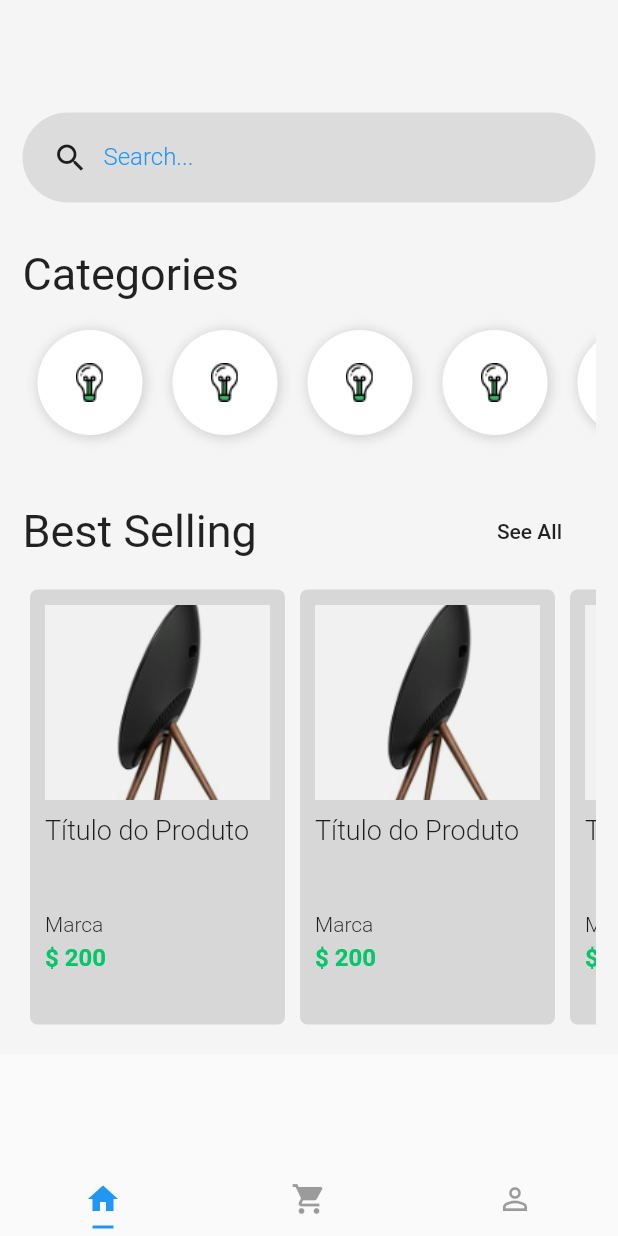
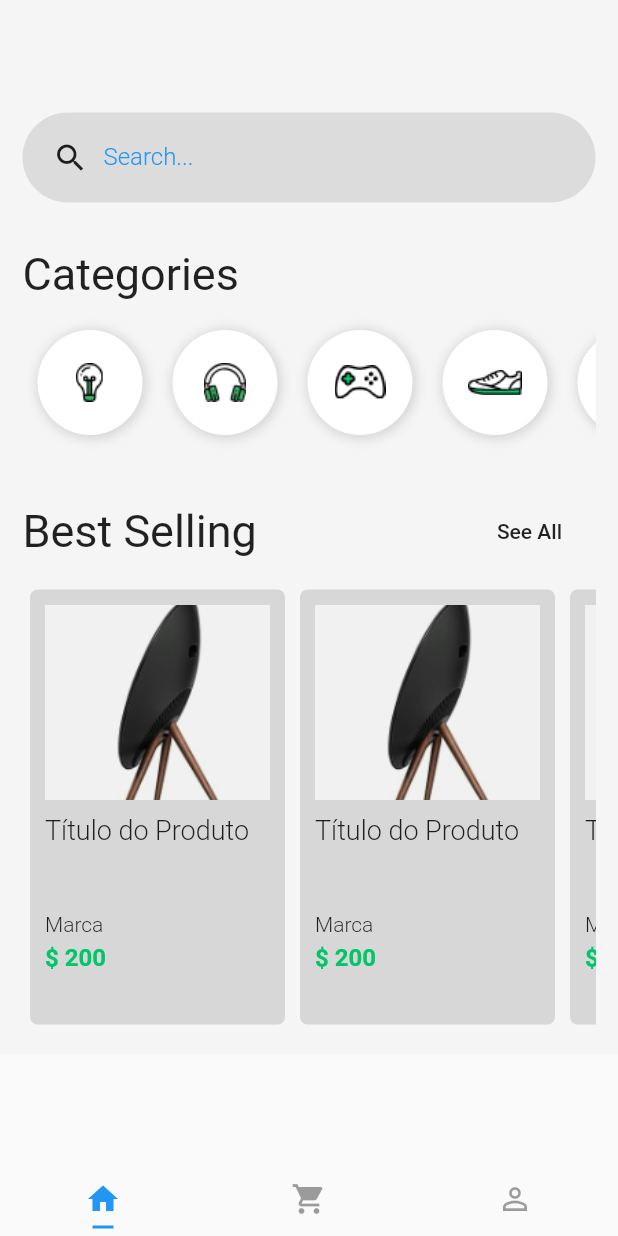
Before and after one commit to MatthausZillig/flutterLayouts, a Flutter app: the screen it shows after launch, on a phone screen of 412 x 824 dp. Run offline on Flutter 3.47's test engine with Material 2 defaults, Android fonts, the phone set to English and light mode, and no system bars.

Commit message:
feature: SOLID

```diff
--- a/layouts/lib/pages/home.page.dart
+++ b/layouts/lib/pages/home.page.dart
@@ -1,5 +1,7 @@
 import 'package:flutter/material.dart';
 import 'package:layouts/pages/product.page.dart';
+import 'package:layouts/widgets/category/caegory-list.widget.dart';
+import 'package:layouts/widgets/search-box.widget.dart';
 
 class HomePage extends StatelessWidget {
   @override
@@ -15,7 +17,7 @@ class HomePage extends StatelessWidget {
               SizedBox(
                 height: 60,
               ),
-              search(),
+              SearchBox(),
               SizedBox(
                 height: 30,
               ),
@@ -30,7 +32,7 @@ class HomePage extends StatelessWidget {
               ),
               Container(
                 height: 90,
-                child: categoryList(),
+                child: CategoryList(),
               ),
               SizedBox(
                 height: 30,
@@ -63,84 +65,6 @@ class HomePage extends StatelessWidget {
       ),
     );
   }
-}
-
-Widget search() {
-  return Container(
-    height: 60,
-    padding: EdgeInsets.only(
-      left: 20,
-    ),
-    decoration: BoxDecoration(
-      color: Colors.black.withOpacity(0.1),
-      borderRadius: BorderRadius.all(
-        Radius.circular(128),
-      ),
-    ),
-    child: Row(
-      children: <Widget>[
-        Icon(Icons.search),
-        Container(
-          width: 300,
-          padding: EdgeInsets.only(left: 10),
-          child: TextFormField(
-            keyboardType: TextInputType.text,
-            decoration: InputDecoration(
-              border: InputBorder.none,
-              labelText: "Search...",
-              labelStyle: TextStyle(
-                color: Colors.blue,
-                fontWeight: FontWeight.w300,
-                fontSize: 16,
-              ),
-            ),
-            style: TextStyle(
-              fontSize: 20,
-              color: Colors.blue,
-            ),
-          ),
-        ),
-      ],
-    ),
-  );
-}
-
-Widget categoryList() {
-  return ListView(
-    scrollDirection: Axis.horizontal,
-    children: <Widget>[
-      categoryItem(),
-      categoryItem(),
-      categoryItem(),
-      categoryItem(),
-      categoryItem(),
-      categoryItem(),
-    ],
-  );
-}
-
-Widget categoryItem() {
-  return Container(
-    width: 70,
-    height: 70,
-    margin: EdgeInsets.all(10),
-    padding: EdgeInsets.all(10),
-    decoration: BoxDecoration(
-      color: Colors.white,
-      boxShadow: [
-        new BoxShadow(
-          color: Colors.black12,
-          offset: new Offset(1, 1),
-          blurRadius: 5,
-          spreadRadius: 2,
-        ),
-      ],
-      borderRadius: BorderRadius.all(
-        Radius.circular(64),
-      ),
-    ),
-    child: Image.asset("assets/Icon_Devices.png"),
-  );
 }
 
 Widget productList(BuildContext context) {
--- /dev/null
+++ b/layouts/lib/widgets/category/caegory-list.widget.dart
@@ -0,0 +1,21 @@
+import 'package:flutter/material.dart';
+
+import 'category-item.widget.dart';
+
+class CategoryList extends StatelessWidget {
+  @override
+  Widget build(BuildContext context) {
+    return Container(
+      child: ListView(
+        scrollDirection: Axis.horizontal,
+        children: <Widget>[
+          CategoryItem(image: "assets/Icon_Devices.png"),
+          CategoryItem(image: "assets/Icon_Gadgets.png"),
+          CategoryItem(image: "assets/Icon_Gaming.png"),
+          CategoryItem(image: "assets/Icon_Mens_Shoe.png"),
+          CategoryItem(image: "assets/Icon_Womens_Shoe.png"),
+        ],
+      ),
+    );
+  }
+}
--- /dev/null
+++ b/layouts/lib/widgets/category/category-item.widget.dart
@@ -0,0 +1,32 @@
+import 'package:flutter/material.dart';
+
+class CategoryItem extends StatelessWidget {
+  final String image;
+
+  CategoryItem({@required this.image});
+
+  @override
+  Widget build(BuildContext context) {
+    return Container(
+      width: 70,
+      height: 70,
+      margin: EdgeInsets.all(10),
+      padding: EdgeInsets.all(10),
+      decoration: BoxDecoration(
+        color: Colors.white,
+        boxShadow: [
+          new BoxShadow(
+            color: Colors.black12,
+            offset: new Offset(1, 1),
+            blurRadius: 5,
+            spreadRadius: 2,
+          ),
+        ],
+        borderRadius: BorderRadius.all(
+          Radius.circular(64),
+        ),
+      ),
+      child: Image.asset(image),
+    );
+  }
+}
--- /dev/null
+++ b/layouts/lib/widgets/search-box.widget.dart
@@ -0,0 +1,44 @@
+import 'package:flutter/material.dart';
+
+class SearchBox extends StatelessWidget {
+  @override
+  Widget build(BuildContext context) {
+    return Container(
+      height: 60,
+      padding: EdgeInsets.only(
+        left: 20,
+      ),
+      decoration: BoxDecoration(
+        color: Colors.black.withOpacity(0.1),
+        borderRadius: BorderRadius.all(
+          Radius.circular(128),
+        ),
+      ),
+      child: Row(
+        children: <Widget>[
+          Icon(Icons.search),
+          Container(
+            width: 300,
+            padding: EdgeInsets.only(left: 10),
+            child: TextFormField(
+              keyboardType: TextInputType.text,
+              decoration: InputDecoration(
+                border: InputBorder.none,
+                labelText: "Search...",
+                labelStyle: TextStyle(
+                  color: Colors.blue,
+                  fontWeight: FontWeight.w300,
+                  fontSize: 16,
+                ),
+              ),
+              style: TextStyle(
+                fontSize: 20,
+                color: Colors.blue,
+              ),
+            ),
+          ),
+        ],
+      ),
+    );
+  }
+}
```
